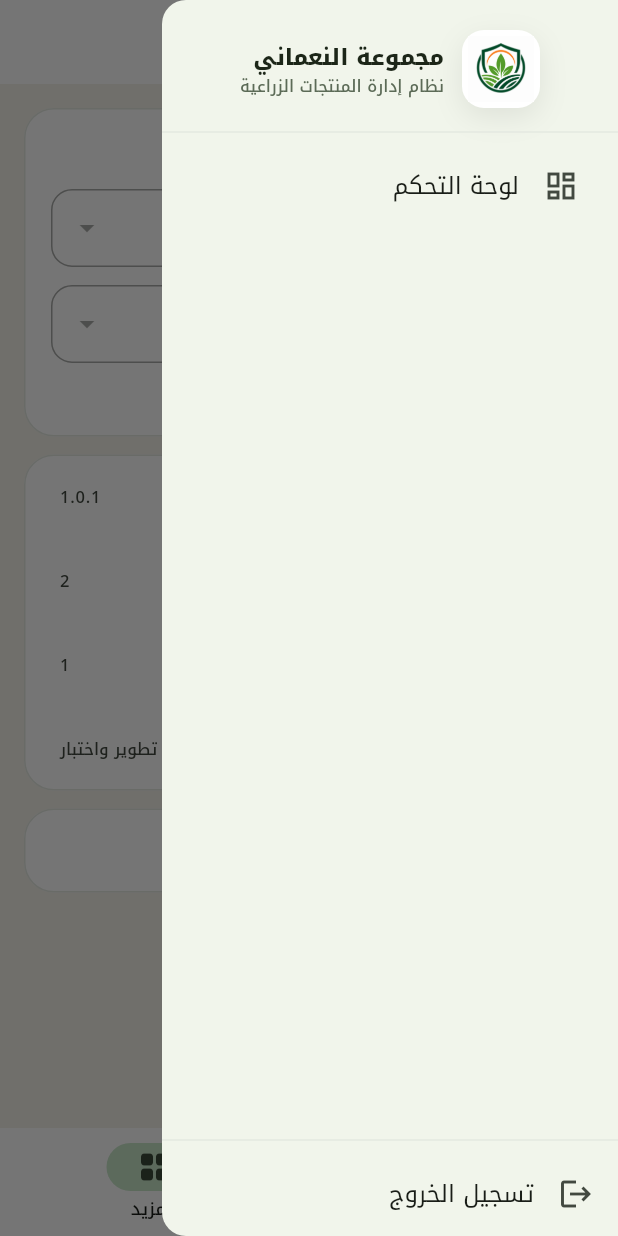
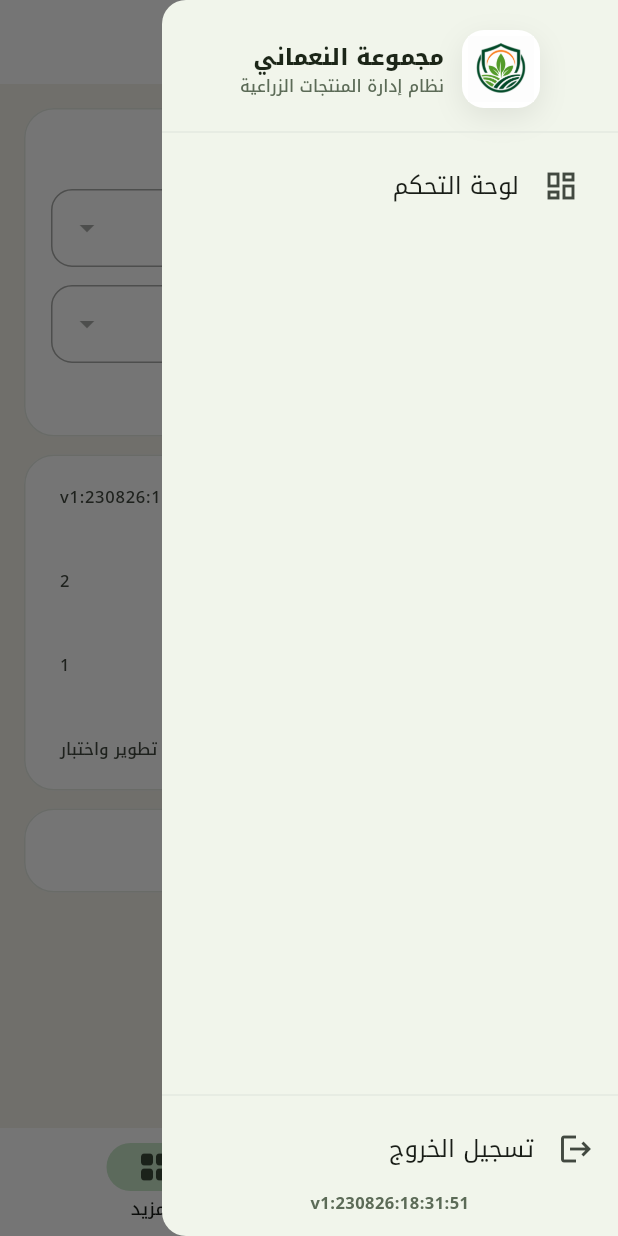
Before and after one commit to MohamedRashad99/al-nomani-group, a Flutter app: the SettingsPage screen opened by its route, with the side drawer open, on a phone screen of 412 x 824 dp. Run offline on Flutter 3.47's test engine with Material 3 defaults, Android fonts, the phone set to English and light mode, and no system bars; our stand-ins replace cloud_firestore, connectivity_plus, csv, dio, drift, drift_flutter and 10 more; missing offline and left inert: bcrypt, dart:html, dart_jsonwebtoken, excel; accounts and stored records are empty; generated files the repository leaves out were written again; network calls fail.

Commit message:
Show the Egypt build stamp in the drawer and deploy it to the test site.
Co-authored-by: Cursor <cursoragent@cursor.com>

```diff
--- a/assets/config/app_config.json
+++ b/assets/config/app_config.json
@@ -8,6 +8,7 @@
   "google_sheets_webapp_url": "",
   "google_sheets_write_token": "nomani-sheet-2026",
   "app_version": "1.0.1",
+  "build_label": "v1:230826:18:31:51",
   "database_version": 2,
   "sync_protocol_version": 1
 }
--- a/assets/config/app_config.production.json
+++ b/assets/config/app_config.production.json
@@ -8,6 +8,7 @@
   "google_sheets_webapp_url": "",
   "google_sheets_write_token": "nomani-sheet-2026",
   "app_version": "1.0.1",
+  "build_label": "v1:230826:18:31:51",
   "database_version": 2,
   "sync_protocol_version": 1
 }
--- a/docs/assets/assets/config/app_config.json
+++ b/docs/assets/assets/config/app_config.json
@@ -8,6 +8,7 @@
   "google_sheets_webapp_url": "",
   "google_sheets_write_token": "nomani-sheet-2026",
   "app_version": "1.0.1",
+  "build_label": "v1:230826:18:31:51",
   "database_version": 2,
   "sync_protocol_version": 1
 }
--- a/docs/assets/assets/config/app_config.production.json
+++ b/docs/assets/assets/config/app_config.production.json
@@ -8,6 +8,7 @@
   "google_sheets_webapp_url": "",
   "google_sheets_write_token": "nomani-sheet-2026",
   "app_version": "1.0.1",
+  "build_label": "v1:230826:18:31:51",
   "database_version": 2,
   "sync_protocol_version": 1
 }
--- a/docs/version.json
+++ b/docs/version.json
@@ -1 +1,6 @@
-{"app_version":"1.0.1","database_version":2,"sync_protocol_version":1}
+{
+  "app_version": "1.0.1",
+  "build_label": "v1:230826:18:31:51",
+  "database_version": 2,
+  "sync_protocol_version": 1
+}
--- a/lib/core/config/app_config.dart
+++ b/lib/core/config/app_config.dart
@@ -13,6 +13,7 @@ class AppConfig {
   final String googleSheetsWebappUrl;
   final String googleSheetsWriteToken;
   final String appVersion;
+  final String buildLabel;
   final int databaseVersion;
   final int syncProtocolVersion;
 
@@ -26,9 +27,22 @@ class AppConfig {
     this.googleSheetsWebappUrl = '',
     this.googleSheetsWriteToken = '',
     required this.appVersion,
+    this.buildLabel = '',
     required this.databaseVersion,
     required this.syncProtocolVersion,
   });
+
+  /// Always-visible drawer stamp, e.g. `v1:230826:18:29:30` (Egypt time).
+  String get visibleBuildLabel =>
+      buildLabel.isNotEmpty ? buildLabel : egyptBuildLabel();
+
+  static String egyptBuildLabel([DateTime? now]) {
+    final egypt = (now ?? DateTime.now().toUtc()).toUtc().add(
+      const Duration(hours: 3),
+    );
+    String two(int value) => value.toString().padLeft(2, '0');
+    return 'v1:${two(egypt.day)}${two(egypt.month)}${two(egypt.year % 100)}:${two(egypt.hour)}:${two(egypt.minute)}:${two(egypt.second)}';
+  }
 
   bool get isDevelopment => environment != 'production';
 
@@ -63,6 +77,7 @@ class AppConfig {
       googleSheetsWriteToken:
           json['google_sheets_write_token'] as String? ?? '',
       appVersion: json['app_version'] as String? ?? AppVersions.appVersion,
+      buildLabel: json['build_label'] as String? ?? '',
       databaseVersion:
           json['database_version'] as int? ?? AppVersions.databaseVersion,
       syncProtocolVersion:
--- a/lib/features/settings/settings_page.dart
+++ b/lib/features/settings/settings_page.dart
@@ -123,7 +123,7 @@ class _SettingsPageState extends State<SettingsPage> {
                   children: [
                     ListTile(
                       title: const Text('إصدار التطبيق'),
-                      trailing: Text(config.appVersion),
+                      trailing: Text(config.visibleBuildLabel),
                     ),
                     ListTile(
                       title: const Text('إصدار قاعدة البيانات'),
--- a/lib/shared/widgets/app_scaffold.dart
+++ b/lib/shared/widgets/app_scaffold.dart
@@ -3,6 +3,8 @@ import 'package:flutter/material.dart';
 import 'package:flutter_bloc/flutter_bloc.dart';
 import 'package:go_router/go_router.dart';
 
+import '../../core/config/app_config.dart';
+import '../../core/di/injector.dart';
 import '../../core/l10n/app_strings.dart';
 import '../../core/theme/app_colors.dart';
 import '../../core/utils/breakpoints.dart';
@@ -143,6 +145,21 @@ class AppScaffold extends StatelessWidget {
                               ),
                             ),
                     ),
+                  Padding(
+                    padding: const EdgeInsets.fromLTRB(12, 0, 12, 14),
+                    child: Text(
+                      sl<AppConfig>().visibleBuildLabel,
+                      textAlign: TextAlign.center,
+                      maxLines: 1,
+                      overflow: TextOverflow.ellipsis,
+                      style: TextStyle(
+                        color: Colors.white.withValues(alpha: expanded ? .72 : .55),
+                        fontSize: expanded ? 11 : 9,
+                        fontWeight: FontWeight.w600,
+                        letterSpacing: 0.2,
+                      ),
+                    ),
+                  ),
                 ],
               ),
             ),
@@ -431,6 +448,20 @@ class _AppDrawer extends StatelessWidget {
               title: const Text(S.logout),
               onTap: () => context.read<AuthCubit>().logout(),
             ),
+            Padding(
+              padding: const EdgeInsets.fromLTRB(16, 0, 16, 14),
+              child: Text(
+                sl<AppConfig>().visibleBuildLabel,
+                textAlign: TextAlign.center,
+                maxLines: 1,
+                overflow: TextOverflow.ellipsis,
+                style: Theme.of(context).textTheme.labelSmall?.copyWith(
+                  color: AppColors.muted,
+                  fontWeight: FontWeight.w700,
+                  letterSpacing: 0.3,
+                ),
+              ),
+            ),
           ],
         ),
       ),
```
Also changed, not shown: 3 other files.
